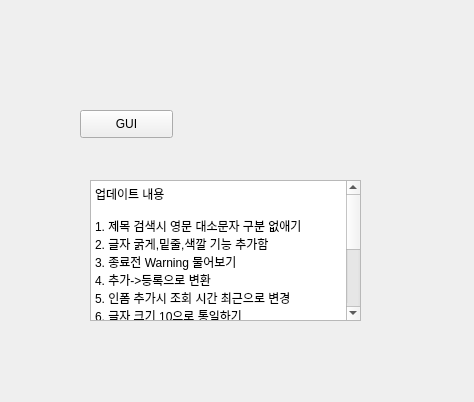
kimbakcho/FABWI, file idix_gui.ui: the form before one commit.
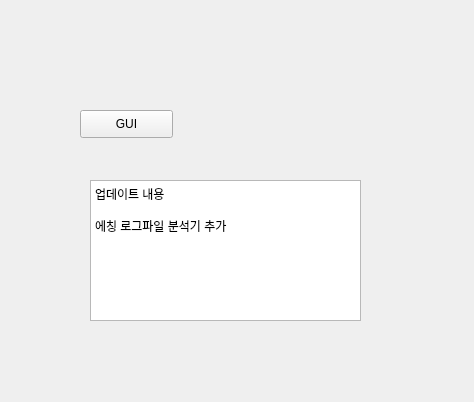
The form after the commit.

Commit message:
CVD 분석기
분석기 추가

```diff
--- a/idix_gui.ui
+++ b/idix_gui.ui
@@ -42,16 +42,7 @@
 &lt;/style&gt;&lt;/head&gt;&lt;body style=&quot; font-family:'Gulim'; font-size:9pt; font-weight:400; font-style:normal;&quot;&gt;
 &lt;p style=&quot; margin-top:0px; margin-bottom:0px; margin-left:0px; margin-right:0px; -qt-block-indent:0; text-indent:0px;&quot;&gt;업데이트 내용 &lt;/p&gt;
 &lt;p style=&quot;-qt-paragraph-type:empty; margin-top:0px; margin-bottom:0px; margin-left:0px; margin-right:0px; -qt-block-indent:0; text-indent:0px;&quot;&gt;&lt;br /&gt;&lt;/p&gt;
-&lt;p style=&quot; margin-top:0px; margin-bottom:0px; margin-left:0px; margin-right:0px; -qt-block-indent:0; text-indent:0px;&quot;&gt;1. 제목 검색시 영문 대소문자 구분 없애기&lt;/p&gt;
-&lt;p style=&quot; margin-top:0px; margin-bottom:0px; margin-left:0px; margin-right:0px; -qt-block-indent:0; text-indent:0px;&quot;&gt;2. 글자 굵게,밑줄,색깔 기능 추가함&lt;/p&gt;
-&lt;p style=&quot; margin-top:0px; margin-bottom:0px; margin-left:0px; margin-right:0px; -qt-block-indent:0; text-indent:0px;&quot;&gt;3. 종료전 Warning 물어보기&lt;/p&gt;
-&lt;p style=&quot; margin-top:0px; margin-bottom:0px; margin-left:0px; margin-right:0px; -qt-block-indent:0; text-indent:0px;&quot;&gt;4. 추가-&amp;gt;등록으로 변환&lt;/p&gt;
-&lt;p style=&quot; margin-top:0px; margin-bottom:0px; margin-left:0px; margin-right:0px; -qt-block-indent:0; text-indent:0px;&quot;&gt;5. 인폼 추가시 조회 시간 최근으로 변경 &lt;/p&gt;
-&lt;p style=&quot; margin-top:0px; margin-bottom:0px; margin-left:0px; margin-right:0px; -qt-block-indent:0; text-indent:0px;&quot;&gt;6. 글자 크기 10으로 통일하기 &lt;/p&gt;
-&lt;p style=&quot; margin-top:0px; margin-bottom:0px; margin-left:0px; margin-right:0px; -qt-block-indent:0; text-indent:0px;&quot;&gt;7. 수정에서 첨부 버그 수정 &lt;/p&gt;
-&lt;p style=&quot; margin-top:0px; margin-bottom:0px; margin-left:0px; margin-right:0px; -qt-block-indent:0; text-indent:0px;&quot;&gt;7. 공지사항 기능 추가 &lt;br /&gt;8. 삭제기능 -- 관리자 비밀번호 필요&lt;/p&gt;
-&lt;p style=&quot; margin-top:0px; margin-bottom:0px; margin-left:0px; margin-right:0px; -qt-block-indent:0; text-indent:0px;&quot;&gt;9. 공정,설비,사람 추가 기능 -- 관리자 비밀 번호 필요 &lt;/p&gt;
-&lt;p style=&quot; margin-top:0px; margin-bottom:0px; margin-left:0px; margin-right:0px; -qt-block-indent:0; text-indent:0px;&quot;&gt;10. 작업 시간 추가&lt;/p&gt;
+&lt;p style=&quot; margin-top:0px; margin-bottom:0px; margin-left:0px; margin-right:0px; -qt-block-indent:0; text-indent:0px;&quot;&gt;에칭 로그파일 분석기 추가 &lt;/p&gt;
 &lt;p style=&quot;-qt-paragraph-type:empty; margin-top:0px; margin-bottom:0px; margin-left:0px; margin-right:0px; -qt-block-indent:0; text-indent:0px;&quot;&gt;&lt;br /&gt;&lt;/p&gt;
 &lt;p style=&quot;-qt-paragraph-type:empty; margin-top:0px; margin-bottom:0px; margin-left:0px; margin-right:0px; -qt-block-indent:0; text-indent:0px;&quot;&gt;&lt;br /&gt;&lt;/p&gt;&lt;/body&gt;&lt;/html&gt;</string>
    </property>
```
The commit also changes 1 other file.
